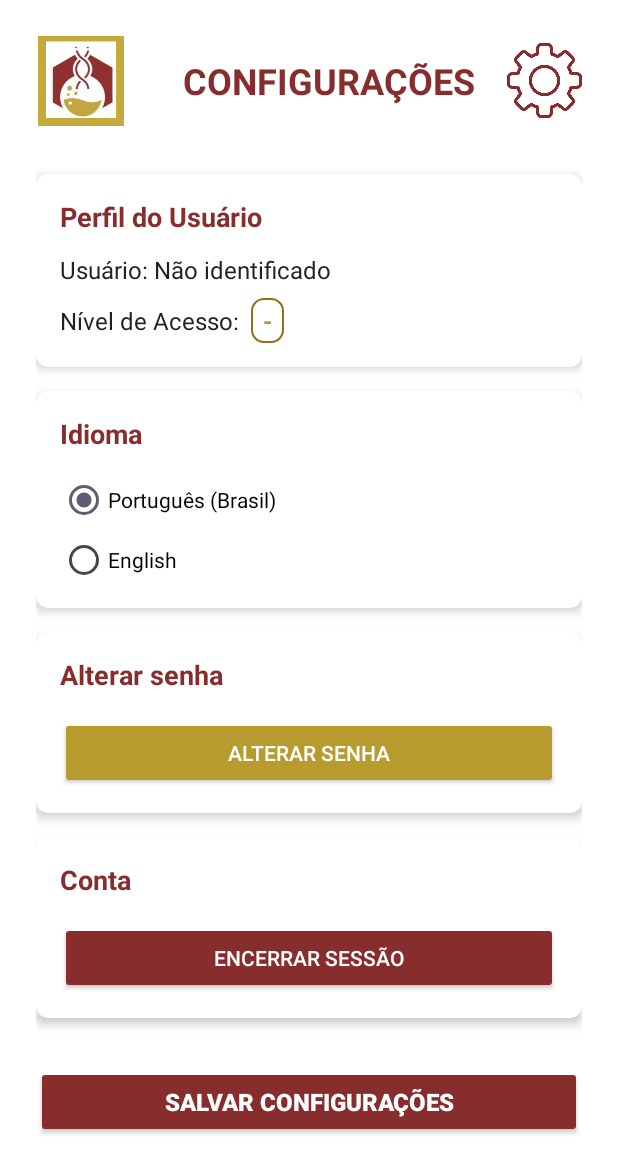
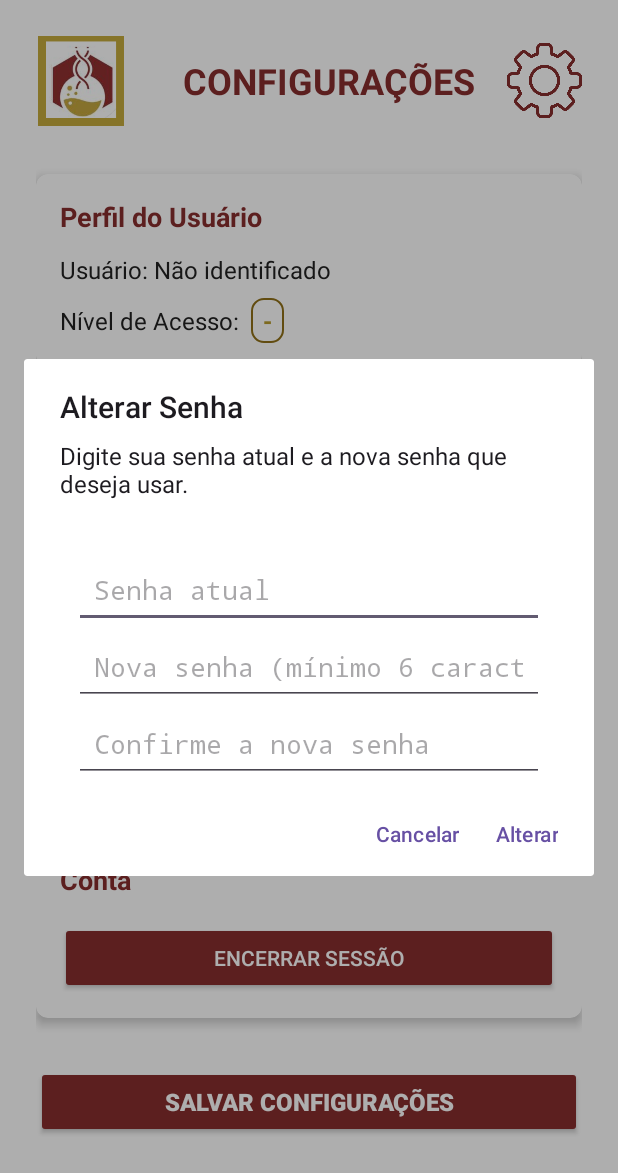
Before and after one commit to pedroohm/LaProBqi, an Android app: the SettingsActivity screen opened directly, with no data from a screen before it, after a tap on "ALTERAR SENHA", on a phone screen of 412 x 824 dp. Shown: the top 1173 px of the screen. Run offline under Robolectric (Android 15) with nearby library versions, the phone set to English and light mode, and no system bars; our stand-ins replace Firebase (no records; nobody signed in at launch, a user with empty details on screens opened directly).

```diff
--- a/app/src/main/java/com/pedromoura/laprobqi/activities/SettingsActivity.java
+++ b/app/src/main/java/com/pedromoura/laprobqi/activities/SettingsActivity.java
@@ -7,7 +7,10 @@ import android.content.SharedPreferences;
 import android.content.res.Configuration;
 import android.content.res.Resources;
 import android.os.Bundle;
+import android.text.InputType;
 import android.view.View;
+import android.widget.EditText;
+import android.widget.LinearLayout;
 import android.widget.RadioButton;
 import android.widget.RadioGroup;
 import android.widget.TextView;
@@ -132,8 +135,66 @@ public class SettingsActivity extends Activity {
     }
 
     public void clickChangePassword(View view) {
-        // TODO: Implementar mudança de senha
-        Toast.makeText(this, "Funcionalidade de mudança de senha em desenvolvimento", Toast.LENGTH_SHORT).show();
+        // Criar campos de entrada
+        LinearLayout layout = new LinearLayout(this);
+        layout.setOrientation(LinearLayout.VERTICAL);
+        layout.setPadding(50, 40, 50, 10);
+
+        final EditText inputSenhaAtual = new EditText(this);
+        inputSenhaAtual.setHint("Senha atual");
+        inputSenhaAtual.setInputType(InputType.TYPE_CLASS_TEXT | InputType.TYPE_TEXT_VARIATION_PASSWORD);
+        inputSenhaAtual.setPadding(20, 20, 20, 20);
+
+        final EditText inputNovaSenha = new EditText(this);
+        inputNovaSenha.setHint("Nova senha (m\u00ednimo 6 caracteres)");
+        inputNovaSenha.setInputType(InputType.TYPE_CLASS_TEXT | InputType.TYPE_TEXT_VARIATION_PASSWORD);
+        inputNovaSenha.setPadding(20, 20, 20, 20);
+
+        final EditText inputConfirmarSenha = new EditText(this);
+        inputConfirmarSenha.setHint("Confirme a nova senha");
+        inputConfirmarSenha.setInputType(InputType.TYPE_CLASS_TEXT | InputType.TYPE_TEXT_VARIATION_PASSWORD);
+        inputConfirmarSenha.setPadding(20, 20, 20, 20);
+
+        layout.addView(inputSenhaAtual);
+        layout.addView(inputNovaSenha);
+        layout.addView(inputConfirmarSenha);
+
+        new AlertDialog.Builder(this)
+            .setTitle("Alterar Senha")
+            .setMessage("Digite sua senha atual e a nova senha que deseja usar.")
+            .setView(layout)
+            .setPositiveButton("Alterar", (dialog, which) -> {
+                String senhaAtual = inputSenhaAtual.getText().toString().trim();
+                String novaSenha = inputNovaSenha.getText().toString().trim();
+                String confirmarSenha = inputConfirmarSenha.getText().toString().trim();
+
+                // Valida\u00e7\u00f5es
+                if (senhaAtual.isEmpty() || novaSenha.isEmpty() || confirmarSenha.isEmpty()) {
+                    Toast.makeText(this, "Preencha todos os campos", Toast.LENGTH_SHORT).show();
+                    return;
+                }
+
+                if (novaSenha.length() < 6) {
+                    Toast.makeText(this, "A nova senha deve ter no m\u00ednimo 6 caracteres", Toast.LENGTH_SHORT).show();
+                    return;
+                }
+
+                if (!novaSenha.equals(confirmarSenha)) {
+                    Toast.makeText(this, "As senhas n\u00e3o coincidem", Toast.LENGTH_SHORT).show();
+                    return;
+                }
+
+                // Chamar reposit\u00f3rio para atualizar senha
+                usuarioRepository.atualizarSenha(senhaAtual, novaSenha, (sucesso, mensagem) -> {
+                    if (sucesso) {
+                        Toast.makeText(this, "\u2713 " + mensagem, Toast.LENGTH_LONG).show();
+                    } else {
+                        Toast.makeText(this, "\u2717 " + mensagem, Toast.LENGTH_LONG).show();
+                    }
+                });
+            })
+            .setNegativeButton("Cancelar", null)
+            .show();
     }
 
     public void clickLogout(View view) {
--- a/app/src/main/java/com/pedromoura/laprobqi/repository/UsuarioRepository.java
+++ b/app/src/main/java/com/pedromoura/laprobqi/repository/UsuarioRepository.java
@@ -7,6 +7,8 @@ public interface UsuarioRepository {
     void autenticar(String email, String senha, OnAuthListener listener);
     void obterUsuarioAtual(OnSuccessListener<Usuario> listener);
     void logout(OnCompleteListener listener);
+    void resetarSenha(String email, OnCompleteListener listener);
+    void atualizarSenha(String senhaAtual, String novaSenha, OnCompleteListener listener);
 
     interface OnCompleteListener {
         void onComplete(boolean sucesso, String mensagem);
--- a/app/src/main/res/layout/activity_produto.xml
+++ b/app/src/main/res/layout/activity_produto.xml
@@ -154,7 +154,7 @@
 
             <EditText
                 android:id="@+id/editQuantidade"
-                android:hint="Quantidade*"
+                android:hint="Quantidade* (ex: 10.5)"
                 android:layout_width="0dp"
                 android:layout_weight="1"
                 android:layout_height="wrap_content"
--- a/app/src/main/res/layout/activity_stock_options.xml
+++ b/app/src/main/res/layout/activity_stock_options.xml
@@ -63,7 +63,7 @@
             android:layout_height="wrap_content"
             android:text="📊 Exportar Inventário (CSV)"
             android:textColor="@color/white"
-            android:backgroundTint="@color/status_disponivel"
+            android:backgroundTint="@color/moustard_gold"
             android:layout_marginTop="30dp"
             android:padding="16dp"
             android:textSize="16sp"
--- a/app/src/main/res/layout/dialog_quantidade.xml
+++ b/app/src/main/res/layout/dialog_quantidade.xml
@@ -21,7 +21,7 @@
         android:id="@+id/editQuantidade"
         android:layout_width="match_parent"
         android:layout_height="wrap_content"
-        android:hint="Digite a quantidade"
+        android:hint="Digite a quantidade (ex: 10.5)"
         android:inputType="numberDecimal"
         android:padding="12dp"
         android:background="@android:drawable/edit_text"
```
Also changed, not shown: app/src/main/java/com/pedromoura/laprobqi/activities/LoginActivity.java (+49 -1 lines), app/src/main/java/com/pedromoura/laprobqi/activities/ProdutoActivity.java (+11 -11 lines), app/src/main/java/com/pedromoura/laprobqi/adapters/ProdutoAdapter.java (+12 -12 lines), app/src/main/java/com/pedromoura/laprobqi/repository/impl/UsuarioRepositoryFirebase.java (+102 -0 lines), app/src/main/java/com/pedromoura/laprobqi/repository/impl/UsuarioRepositorySharedPrefs.java (+44 -0 lines).
